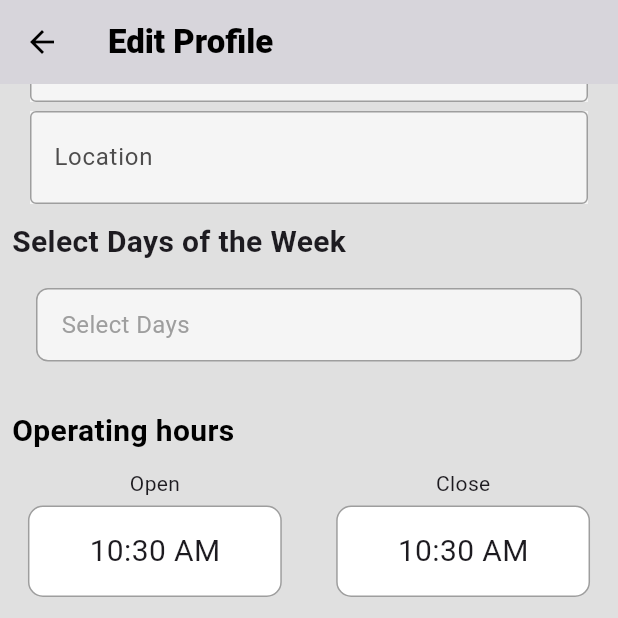
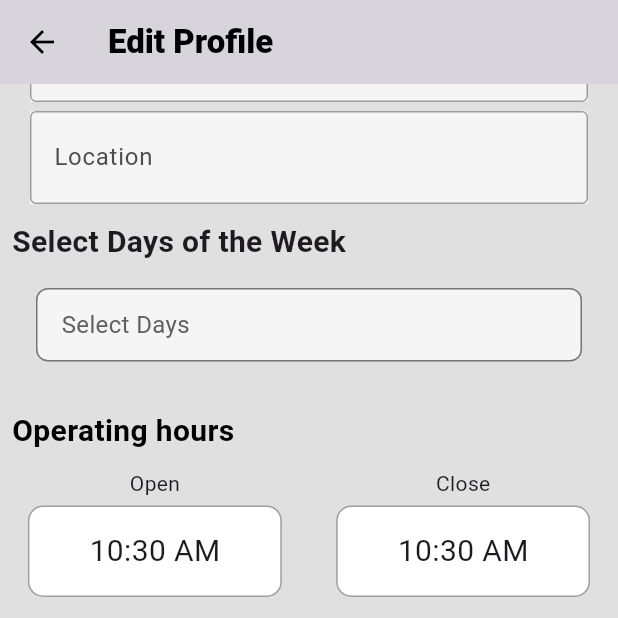
Before and after one commit to TechPyllars2024/AutoCareAutomotive, a Flutter app: the AutomotiveEditProfile screen opened directly, scrolled down 358 dp, on a phone screen of 412 x 824 dp, the top half of it. Run offline on Flutter 3.47's test engine with Material 3 defaults, Android fonts, the phone set to English and light mode, and no system bars; our stand-ins replace curved_navigation_bar, get; missing offline and left inert: flutter_pannable_rating_bar; network calls fail.

Commit message:
update: days dropdown  styles

```diff
--- a/lib/ProfileManagement/widgets/daysOftheWeek.dart
+++ b/lib/ProfileManagement/widgets/daysOftheWeek.dart
@@ -1,22 +1,19 @@
 import 'package:flutter/material.dart';
 import 'package:get/get.dart'; // Import GetX for state management
 
+// Controller for managing selected days
 class DaysOfTheWeekController extends GetxController {
   var selectedOptionList = <String>[].obs;
   var selectedOption = ''.obs;
 
-  // Update selected option based on conditions
+  // Update selected option based on selected days
   void updateSelectedOption() {
-    Set<String> selectedDays = selectedOptionList.toSet(); // Convert list to set
+    final selectedDays = selectedOptionList.toSet(); // Convert list to set
 
     if (selectedDays.length == 7) {
       selectedOption.value = 'Everyday';
     } else if (selectedDays.containsAll([
-      'Monday',
-      'Tuesday',
-      'Wednesday',
-      'Thursday',
-      'Friday'
+      'Monday', 'Tuesday', 'Wednesday', 'Thursday', 'Friday'
     ]) &&
         !selectedDays.contains('Saturday') &&
         !selectedDays.contains('Sunday')) {
@@ -27,6 +24,7 @@ class DaysOfTheWeekController extends GetxController {
   }
 }
 
+// Widget for selecting days of the week
 class DayOfTheWeek extends StatefulWidget {
   final List<String> options;
   final String hintText;
@@ -54,26 +52,30 @@ class _DayOfTheWeekState extends State<DayOfTheWeek> {
         crossAxisAlignment: CrossAxisAlignment.start,
         children: [
           GestureDetector(
-            onTap: () => _showMultiSelectDialog(),
+            onTap: _showMultiSelectDialog,
             child: Padding(
               padding: const EdgeInsets.all(8.0),
               child: Container(
                 width: double.infinity,
                 padding: const EdgeInsets.symmetric(horizontal: 16, vertical: 12),
                 decoration: BoxDecoration(
-                  border: Border.all(color: Colors.grey),
+                  border: Border.all(color: Colors.grey[600]!),
                   borderRadius: BorderRadius.circular(8),
-                  color: Colors.grey[100],
+                  color: Colors.grey[100], // Light grey background
                 ),
-                child: Obx(() => widget.controller.selectedOptionList.isEmpty
-                    ? Text(
-                  widget.hintText,
-                  style: const TextStyle(color: Colors.grey, fontSize: 16),
-                )
-                    : Text(
-                  widget.controller.selectedOption.value,
-                  style: const TextStyle(color: Colors.black, fontSize: 16),
-                )),
+                child: Obx(
+                      () => Text(
+                    widget.controller.selectedOptionList.isEmpty
+                        ? widget.hintText
+                        : widget.controller.selectedOption.value,
+                    style: TextStyle(
+                      color: widget.controller.selectedOptionList.isEmpty
+                          ? Colors.grey[700]
+                          : Colors.grey[900],
+                      fontSize: 16,
+                    ),
+                  ),
+                ),
               ),
             ),
           ),
@@ -87,12 +89,20 @@ class _DayOfTheWeekState extends State<DayOfTheWeek> {
       context: context,
       builder: (BuildContext context) {
         return AlertDialog(
-          title: const Text('Select Options'),
+          title: Text(
+            'Select Options',
+            style: TextStyle(color: Colors.grey[800]), // Dark grey text
+          ),
+          backgroundColor: Colors.grey[200], // Very light grey background
           content: SingleChildScrollView(
             child: ListBody(
               children: widget.options.map((option) {
-                return Obx(() => CheckboxListTile(
-                  title: Text(option),
+                return Obx(
+                      () => CheckboxListTile(
+                    title: Text(
+                      option,
+                      style: TextStyle(color: Colors.grey[800]), // Dark grey text
+                    ),
                     value: widget.controller.selectedOptionList.contains(option),
                     onChanged: (bool? value) {
                       if (value == true) {
@@ -101,18 +111,22 @@ class _DayOfTheWeekState extends State<DayOfTheWeek> {
                         widget.controller.selectedOptionList.remove(option);
                       }
                       widget.controller.updateSelectedOption(); // Update selected options
-                    if (widget.onSelectionChanged != null) {
-                      widget.onSelectionChanged!(widget.controller.selectedOptionList);
-                    }
+                      widget.onSelectionChanged?.call(widget.controller.selectedOptionList);
                     },
                     controlAffinity: ListTileControlAffinity.leading,
-                ));
+                    activeColor: Colors.grey[600], // Color for the checkbox when selected
+                    checkColor: Colors.white, // Color for the check mark
+                  ),
+                );
               }).toList(),
             ),
           ),
           actions: <Widget>[
             TextButton(
-              child: const Text('Close'),
+              child: Text(
+                'Close',
+                style: TextStyle(color: Colors.grey[800]), // Dark grey text
+              ),
               onPressed: () {
                 Navigator.of(context).pop();
               },
```
Lines whose indentation alone changed are shown as unchanged.
